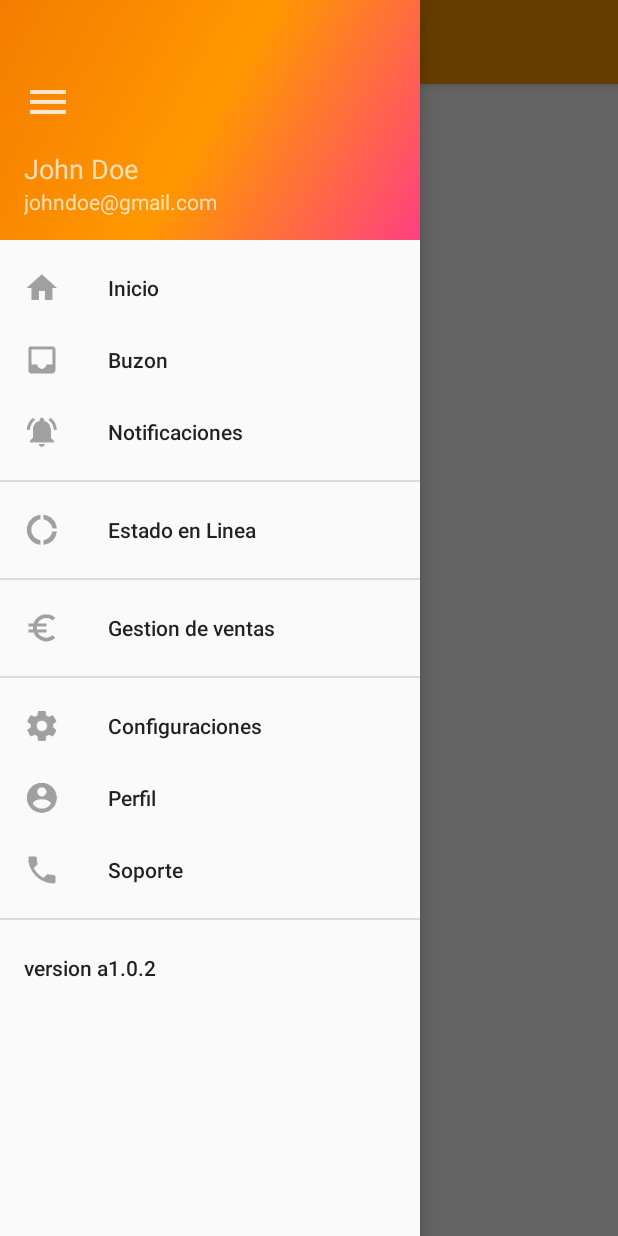
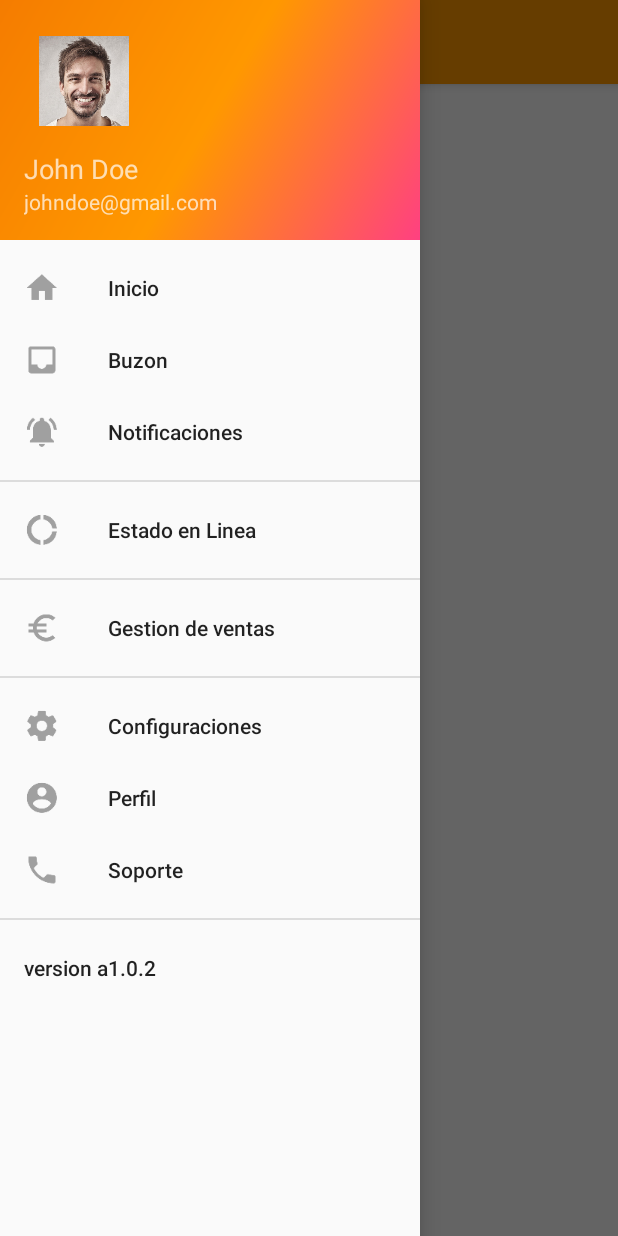
Before and after one commit to marwilc/myTrades, an Android app: the MainActivity screen opened directly, with no data from a screen before it, with the side drawer open, on a phone screen of 412 x 824 dp. Run offline under Robolectric (Android 15) with nearby library versions, the phone set to English and light mode, and no system bars; Roboto replaces fonts that are not available here.

Commit message:
add avatar

```diff
--- a/MisTrueques/MisTrueques/app/src/main/res/layout/nav_header_main.xml
+++ b/MisTrueques/MisTrueques/app/src/main/res/layout/nav_header_main.xml
@@ -15,10 +15,9 @@
 
     <ImageView
         android:id="@+id/image_avatar"
-        android:layout_width="wrap_content"
-        android:layout_height="wrap_content"
-        android:paddingTop="16dp"
-        android:src="@drawable/ic_menu"
+        android:layout_width="80dp"
+        android:layout_height="60dp"
+        android:src="@drawable/avatar03"
         />
 
     <TextView
```
Also changed, not shown: MisTrueques/MisTrueques/app/src/main/res/drawable-hdpi/avatar03.png (added), MisTrueques/MisTrueques/app/src/main/res/drawable-mdpi/avatar03.png (added), MisTrueques/MisTrueques/app/src/main/res/drawable-xhdpi/avatar03.png (added), MisTrueques/MisTrueques/app/src/main/res/drawable-xxhdpi/avatar03.png (added), 2 other files.
